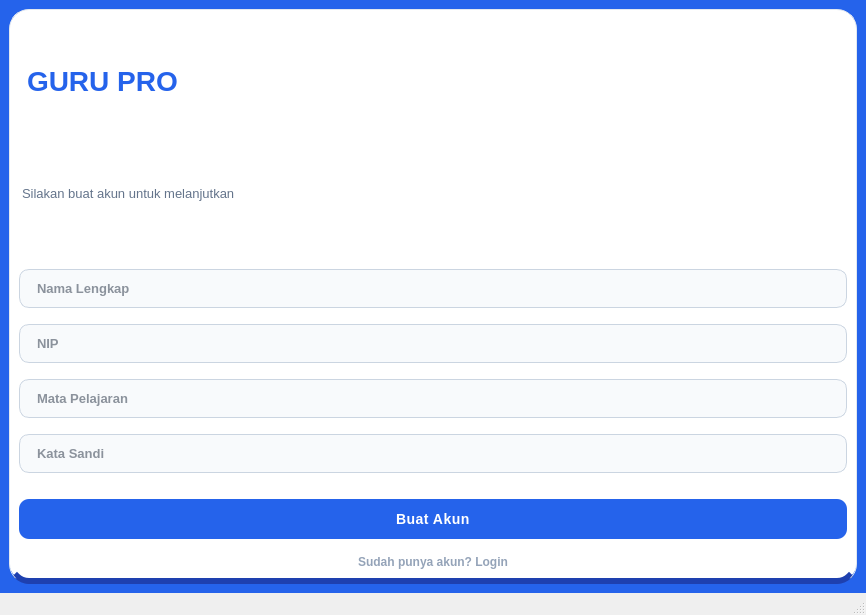
Above: ui/ui_signup.ui from gusti111/GuruPro before the change. Below: the same form after it.
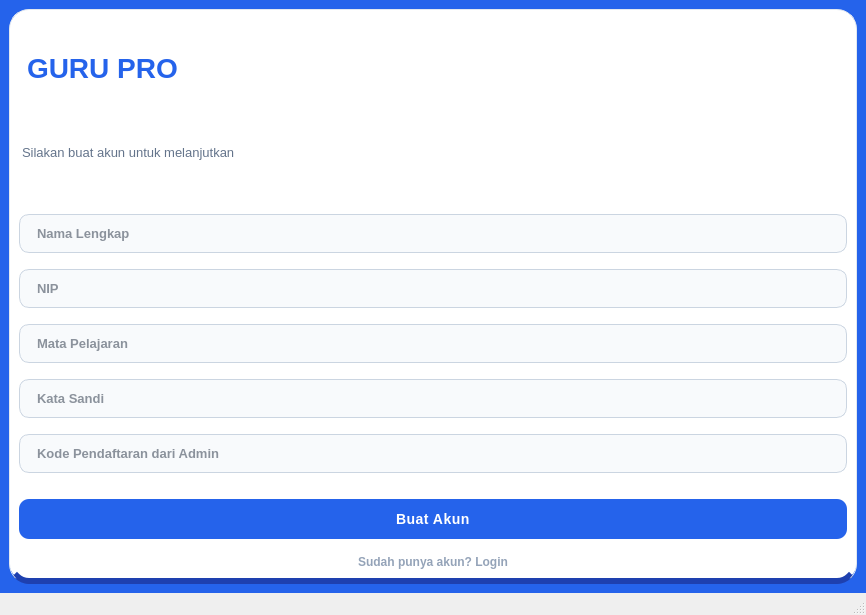
That is the form after the change.

Commit message: Require admin-issued enrollment code on registration

```diff
--- a/ui/ui_signup.ui
+++ b/ui/ui_signup.ui
@@ -180,6 +180,16 @@
          </property>
         </widget>
        </item>
+       <item>
+        <widget class="QLineEdit" name="inputEnrollmentCodeReg">
+         <property name="echoMode">
+          <enum>QLineEdit::EchoMode::Password</enum>
+         </property>
+         <property name="placeholderText">
+          <string>Kode Pendaftaran dari Admin</string>
+         </property>
+        </widget>
+       </item>
        <item>
         <widget class="QPushButton" name="btnDaftar">
          <property name="text">
```
